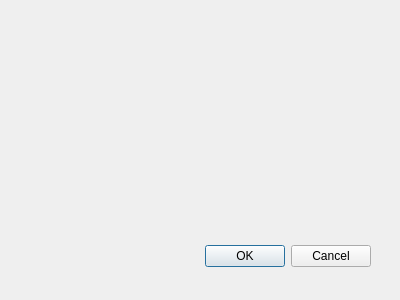
First picture: the form in ui_vtr.ui, repository geometalab/Vector-Tiles-Reader-QGIS-Plugin_2016, before the edit.
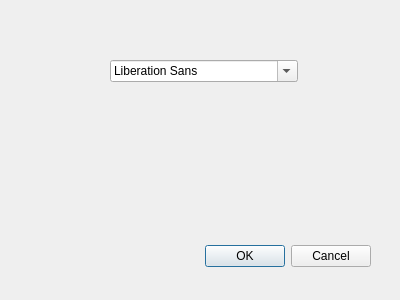
Second picture: the form after the edit.

What changed in the file:
```diff
--- a/ui_vtr.ui
+++ b/ui_vtr.ui
@@ -1,10 +1,10 @@
 <ui version="4.0" >
  <class>VectorTilesReader</class>
- <widget class="QDialog" name="VectorTilesReader" >
-  <property name="geometry" >
+ <widget class="QDialog" name="VectorTilesReader">
+  <property name="geometry">
    <rect>
-    <x>200</x>
-    <y>200</y>
+    <x>0</x>
+    <y>0</y>
     <width>400</width>
     <height>300</height>
    </rect>
@@ -28,6 +28,16 @@
     <set>QDialogButtonBox::Cancel|QDialogButtonBox::Ok</set>
    </property>
   </widget>
+  <widget class="QFontComboBox" name="fontComboBox">
+   <property name="geometry">
+    <rect>
+     <x>110</x>
+     <y>60</y>
+     <width>188</width>
+     <height>22</height>
+    </rect>
+   </property>
+  </widget>
  </widget>
  <resources/>
  <connections>
```
Left out of the diff: 21 changed lines with no effect on the pictures.
